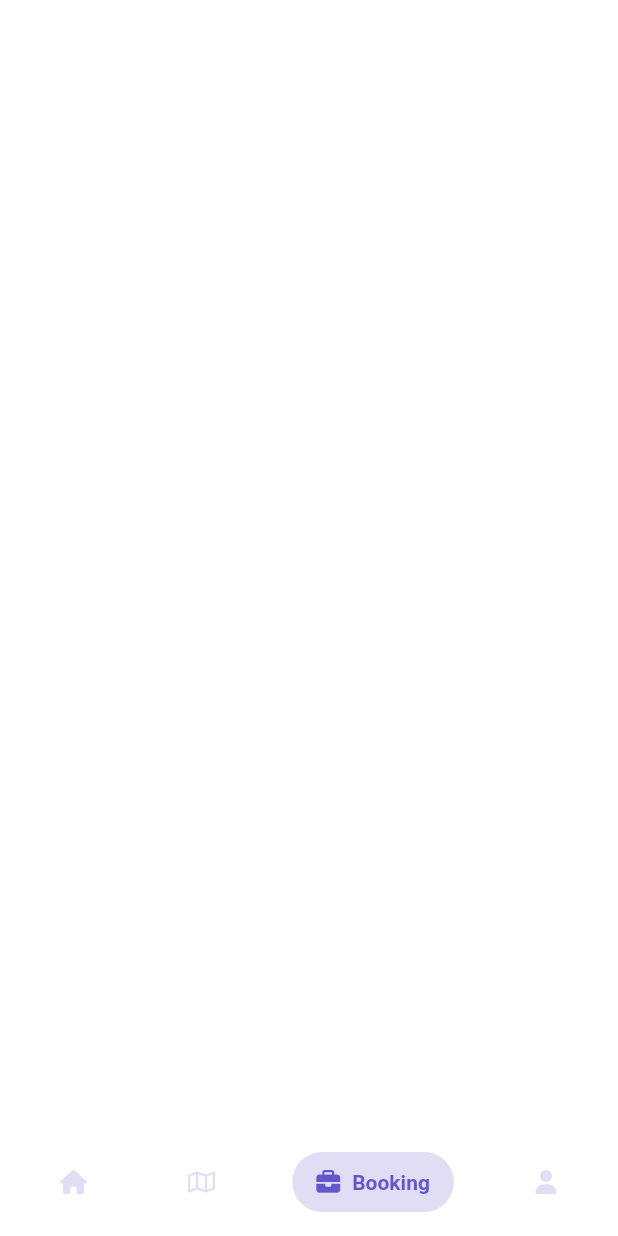
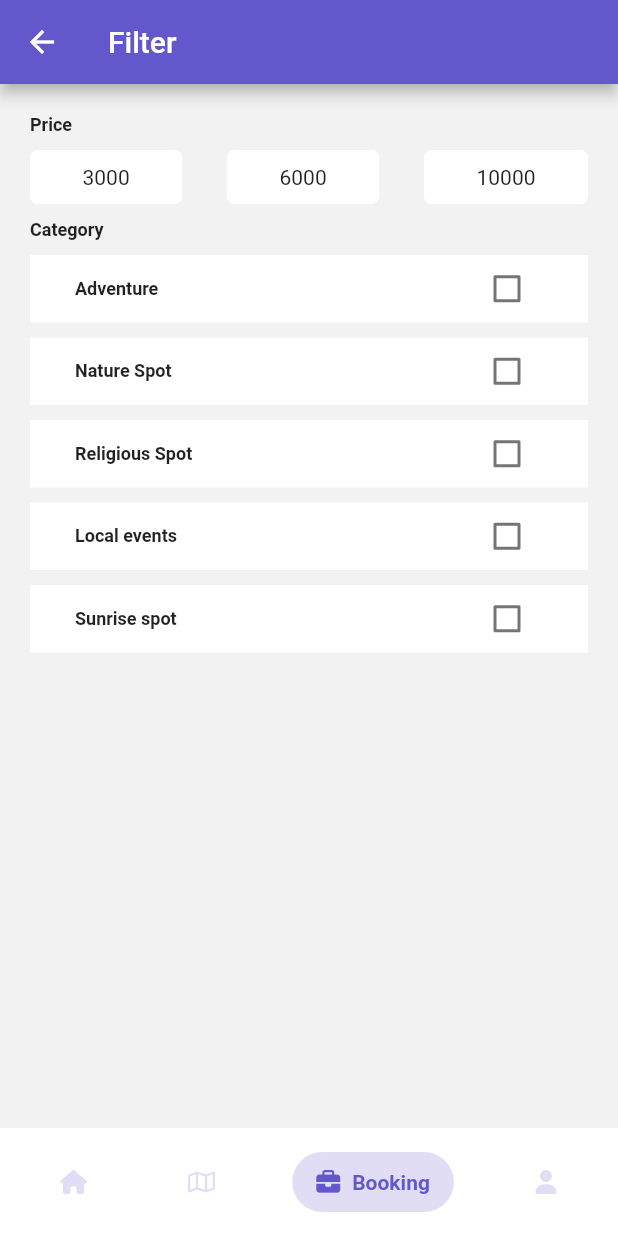
Before and after one commit to Gacha76/Hackathon, a Flutter app: the MainScreen screen opened by its route, item 3 of the bottom bar chosen, on a phone screen of 412 x 824 dp. Run offline on Flutter 3.47's test engine with Material 2 defaults, Android fonts, the phone set to English and light mode, and no system bars; drawn by our look-alikes of salomon_bottom_bar; our stand-ins replace equatable, flutter_map, flutter_svg, font_awesome_flutter, hive_flutter, latlong2 and 2 more; missing offline and left inert: flutter_map_marker_cluster; accounts and stored records are empty.

Commit message:
booking part done

```diff
--- a/lib/consts/colors.dart
+++ b/lib/consts/colors.dart
@@ -20,7 +20,7 @@ class Gradients {
     end: Alignment.bottomLeft,
     colors: [
       ColorPalette.secondColor,
-      ColorPalette.primaryColor,
+      Color.fromARGB(255, 99, 87, 204),
     ],
   );
 }
--- /dev/null
+++ b/lib/model/category_model.dart
@@ -0,0 +1,68 @@
+import 'package:equatable/equatable.dart';
+
+class Category extends Equatable {
+  final String id;
+  final String name;
+  final String description;
+  final String imageUrl;
+  final int index;
+
+  const Category({
+    required this.id,
+    required this.name,
+    required this.description,
+    required this.imageUrl,
+    required this.index,
+  });
+
+  @override
+  List<Object?> get props => [id, name, description, imageUrl, index];
+
+  factory Category.fromSnapshot(Map<String, dynamic> snap) {
+    return Category(
+      id: snap['id'].toString(),
+      name: snap['name'],
+      description: snap['description'],
+      imageUrl: snap['imageUrl'],
+      index: snap['index'],
+    );
+  }
+
+  static List<Category> categories = [
+    Category(
+      id: '1',
+      name: 'Adventure',
+      description: 'This is a test description',
+      imageUrl: 'assets/juice.png',
+      index: 0,
+    ),
+    Category(
+      id: '2',
+      name: 'Nature Spot',
+      description: 'This is a test description',
+      imageUrl: 'assets/pizza.png',
+      index: 1,
+    ),
+    Category(
+      id: '3',
+      name: 'Religious Spot',
+      description: 'This is a test description',
+      imageUrl: 'assets/burger.png',
+      index: 2,
+    ),
+    Category(
+      id: '4',
+      name: 'Local events',
+      description: 'This is a test description',
+      imageUrl: 'assets/pancake.png',
+      index: 3,
+    ),
+    Category(
+      id: '5',
+      name: 'Sunrise spot',
+      description: 'This is a test description',
+      imageUrl: 'assets/avocado.png',
+      index: 4,
+    ),
+  ];
+}
--- /dev/null
+++ b/lib/model/price_model.dart
@@ -0,0 +1,20 @@
+import 'package:equatable/equatable.dart';
+
+class Price extends Equatable {
+  final int id;
+  final String price;
+
+  const Price({
+    required this.id,
+    required this.price,
+  });
+
+  @override
+  List<Object?> get props => [id, price];
+
+  static List<Price> prices = [
+    Price(id: 1, price: '3000'),
+    Price(id: 2, price: '6000'),
+    Price(id: 3, price: '10000'),
+  ];
+}
--- a/lib/screens/main_screen.dart
+++ b/lib/screens/main_screen.dart
@@ -4,6 +4,7 @@ import 'package:hekkathon/consts/colors.dart';
 import 'package:hekkathon/consts/dimensions.dart';
 import 'package:hekkathon/screens/home_screen.dart';
 import 'package:hekkathon/screens/mapsrc.dart';
+import 'package:hekkathon/screens/new_filter_screen.dart';
 import 'package:salomon_bottom_bar/salomon_bottom_bar.dart';
 
 class MainScreen extends StatefulWidget {
@@ -67,7 +68,7 @@ class _MainScreenState extends State<MainScreen> {
         children: [
           HomeScreen(),
           Mapsrc(),
-          Container(),
+          NewFilterScreen(),
           Container(),
         ],
       ),
--- /dev/null
+++ b/lib/screens/new_filter_screen.dart
@@ -0,0 +1,115 @@
+import 'package:flutter/material.dart';
+import 'package:hekkathon/model/price_model.dart';
+import 'package:hekkathon/model/category_model.dart';
+
+//import '../widgets/custom_category_filter.dart';
+//import '../widgets/custom_price_filter.dart';
+
+class NewFilterScreen extends StatelessWidget {
+  const NewFilterScreen({super.key});
+
+  @override
+  Widget build(BuildContext context) {
+    return Scaffold(
+      appBar: AppBar(
+        title: Text('Filter'),
+        backgroundColor: Color.fromARGB(255, 99, 87, 204),
+      ),
+      body: Padding(
+        padding: const EdgeInsets.all(20),
+        child: Column(crossAxisAlignment: CrossAxisAlignment.start, children: [
+          Text(
+            'Price',
+            style: TextStyle(
+              fontSize: 12,
+              fontWeight: FontWeight.w600,
+            ),
+          ),
+          CustomPriceFilter(prices: Price.prices),
+          Text(
+            'Category',
+            style: TextStyle(
+              fontSize: 12,
+              fontWeight: FontWeight.w600,
+            ),
+          ),
+          CustomCategoryFilter(categories: Category.categories),
+        ]),
+      ),
+    );
+  }
+}
+
+class CustomCategoryFilter extends StatelessWidget {
+  final List<Category> categories;
+
+  const CustomCategoryFilter({super.key, required this.categories});
+
+  @override
+  Widget build(BuildContext context) {
+    return ListView.builder(
+      shrinkWrap: true,
+      itemCount: categories.length,
+      itemBuilder: (context, index) {
+        return Container(
+          width: double.infinity,
+          margin: const EdgeInsets.only(top: 10),
+          padding: const EdgeInsets.symmetric(
+            horizontal: 30,
+            vertical: 10,
+          ),
+          decoration: BoxDecoration(
+            color: Colors.white,
+          ),
+          child: Row(
+            mainAxisAlignment: MainAxisAlignment.spaceBetween,
+            children: [
+              Text(
+                categories[index].name,
+                style: TextStyle(
+                  fontSize: 12,
+                  fontWeight: FontWeight.w600,
+                ),
+              ),
+              SizedBox(
+                height: 25,
+                child: Checkbox(value: false, onChanged: (bool? newValue) {}),
+              )
+            ],
+          ),
+        );
+      },
+    );
+  }
+}
+
+class CustomPriceFilter extends StatelessWidget {
+  final List<Price> prices;
+  const CustomPriceFilter({super.key, required this.prices});
+
+  @override
+  Widget build(BuildContext context) {
+    return Row(
+      mainAxisAlignment: MainAxisAlignment.spaceBetween,
+      children: prices
+          .map((price) => InkWell(
+                onTap: () {},
+                child: Container(
+                  margin: const EdgeInsets.only(
+                    top: 10,
+                    bottom: 10,
+                  ),
+                  padding: const EdgeInsets.symmetric(
+                    horizontal: 35,
+                    vertical: 10,
+                  ),
+                  decoration: BoxDecoration(
+                      color: Colors.white,
+                      borderRadius: BorderRadius.circular(5)),
+                  child: Text(price.price),
+                ),
+              ))
+          .toList(),
+    );
+  }
+}
--- a/pubspec.yaml
+++ b/pubspec.yaml
@@ -44,6 +44,7 @@ dependencies:
   syncfusion_flutter_datepicker: ^21.1.41
   flutter_svg: ^2.0.5
   introduction_screen: ^3.1.8
+  equatable: ^2.0.5
 
 
 
```
Also changed, not shown: pubspec.lock.
